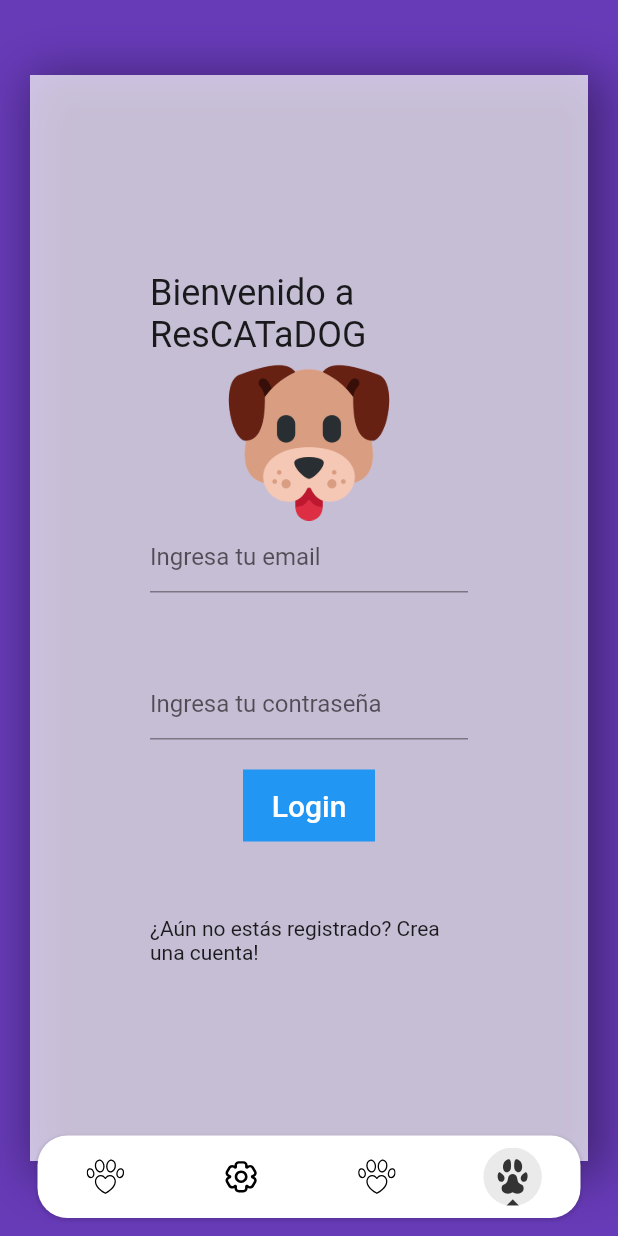
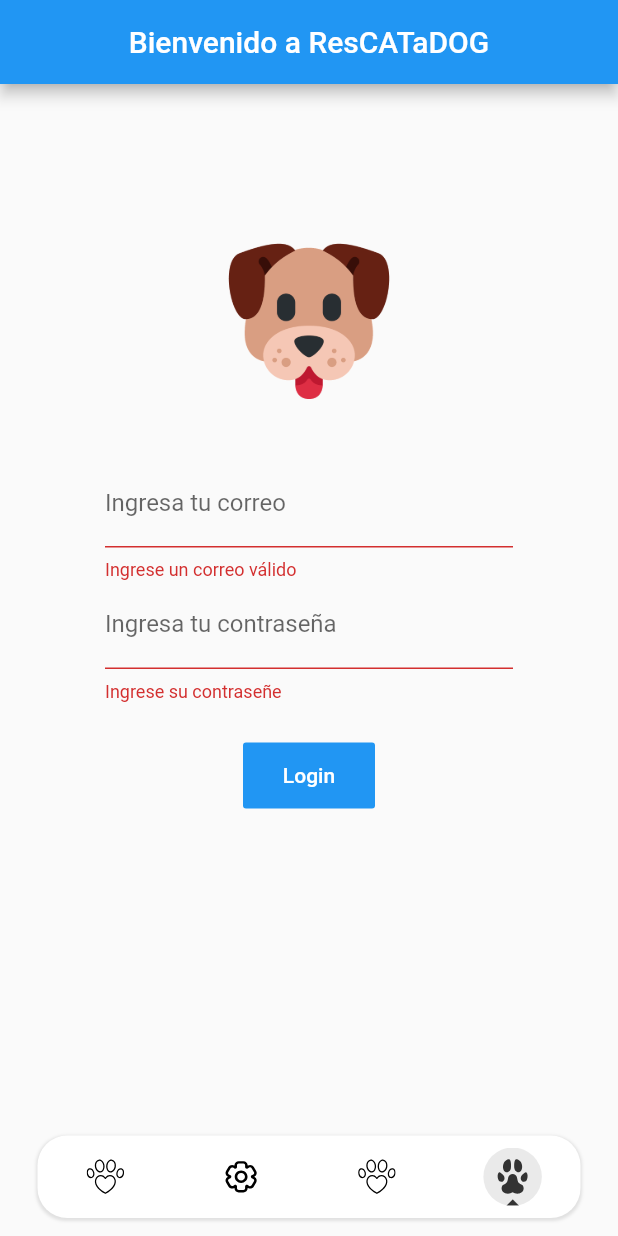
Before and after one commit to warevil/rescatadog, a Flutter app: the screen it shows after launch, item 4 of the bottom bar chosen, after a tap on "Login", on a phone screen of 412 x 824 dp. Run offline on Flutter 3.47's test engine with Material 2 defaults, Android fonts, the phone set to English and light mode, and no system bars; our stand-ins replace flutter_svg.

Commit message:
Login validado

```diff
--- a/lib/app/page.dart
+++ b/lib/app/page.dart
@@ -1,5 +1,4 @@
 import 'package:flutter/material.dart';
-import 'package:rescatadog/login/widgets/login.dart';
 
 import '../chat/page.dart';
 import '../login/page.dart';
@@ -42,7 +41,7 @@ class _RootAppState extends State<RootApp> with TickerProviderStateMixin {
     {
       'icon': 'assets/icons/pet-border.svg',
       'active_icon': 'assets/icons/pet.svg',
-      'page': Login(),
+      'page': LoginApp(),
       'title': ' '
     },
   ];
--- a/lib/login/page.dart
+++ b/lib/login/page.dart
@@ -1,10 +1,110 @@
 import 'package:flutter/material.dart';
-import './widgets/login.dart';
+
+void main() {
+  runApp(LoginApp());
+}
 
 class LoginApp extends StatelessWidget {
   @override
   Widget build(BuildContext context) {
-    final titulo = 'Formulario de Validacion de Campos !!';
-    return Center(child: Text('Hello'));
+    final titulo = 'Bienvenido a ResCATaDOG';
+    return MaterialApp(
+      home: Scaffold(
+        appBar: (AppBar(
+          title: Text(titulo),
+          centerTitle: true,
+        )),
+        body: MyHomeLoginApp(),
+      ),
+    );
   }
 }
+
+class MyHomeLoginApp extends StatefulWidget {
+  @override
+  State<MyHomeLoginApp> createState() => _LoginState();
+}
+
+class _LoginState extends State<MyHomeLoginApp> {
+  static final RegExp _emailRegExp = RegExp(
+      r"^[a-zA-Z0-9.a-zA-Z0-9.!#$%&'*+-/=?^_`{|}~]+@[a-zA-Z0-9\-\_]+(\.[a-zA-Z]+)*$");
+
+  bool _isEmail(String str) {
+    return _emailRegExp.hasMatch(str.toLowerCase());
+  }
+
+  final _formkey = GlobalKey<FormState>();
+
+  @override
+  Widget build(BuildContext context) {
+    return Scaffold(
+        body: Container(
+            margin: EdgeInsets.only(top: 50, left: 20, right: 20, bottom: 50),
+            padding: EdgeInsets.only(top: 50, left: 50, right: 50, bottom: 50),
+            child: Center(
+              child: Column(
+                children: [
+                  Image.asset('assets/img/dog.png', height: 110),
+                  Form(
+                    key: _formkey,
+                    child: Column(children: <Widget>[
+                      SizedBox(height: 40),
+                      emailText(),
+                      passwordText(),
+                      Container(
+                        margin: EdgeInsets.only(top: 25),
+                        child: loginButton(),
+                      )
+                    ]),
+                  )
+                ],
+              ),
+            )));
+  }
+
+  Widget emailText() {
+    return TextFormField(
+      decoration: InputDecoration(labelText: "Ingresa tu correo"),
+      validator: (value) {
+        if (!_isEmail(value.toString())) {
+          return 'Ingrese un correo válido';
+        }
+      },
+    );
+  }
+
+  Widget passwordText() {
+    return TextFormField(
+      obscureText: true,
+      decoration: InputDecoration(labelText: "Ingresa tu contraseña"),
+      validator: (value) {
+        if (value!.isEmpty) {
+          return 'Ingrese su contraseñe';
+        }
+      },
+    );
+  }
+
+  Widget loginButton() {
+    final ButtonStyle flatButtonStyle = TextButton.styleFrom(
+      primary: Colors.white,
+      minimumSize: Size(88, 44),
+      padding: EdgeInsets.symmetric(horizontal: 16.0),
+      shape: const RoundedRectangleBorder(
+        borderRadius: BorderRadius.all(Radius.circular(2.0)),
+      ),
+      backgroundColor: Colors.blue,
+    );
+
+    return TextButton(
+      style: flatButtonStyle,
+      onPressed: () {
+        if (_formkey.currentState!.validate()) {
+          Scaffold.of(context)
+              .showSnackBar(SnackBar(content: Text('Accesando al Sistema')));
+        }
+      },
+      child: Text('Login'),
+    );
+  }
+}
--- a/lib/login/widgets/login.dart
+++ /dev/null
@@ -1,79 +0,0 @@
-import 'package:flutter/material.dart';
-
-class Login extends StatefulWidget {
-  _LoginState createState() => _LoginState();
-}
-
-class _LoginState extends State<Login> {
-  TextEditingController email = new TextEditingController();
-  TextEditingController password = new TextEditingController();
-
-  Widget build(BuildContext context) {
-    return Scaffold(
-      backgroundColor: Colors.deepPurple,
-      body: Container(
-          decoration: BoxDecoration(
-            boxShadow: [
-              BoxShadow(
-                  color: Colors.black38,
-                  blurRadius: 25.0,
-                  spreadRadius: 5.0,
-                  offset: Offset(5.0, 5.0)),
-            ],
-            color: Colors.white70,
-          ),
-          margin: EdgeInsets.only(top: 50, left: 20, right: 20, bottom: 50),
-          padding: EdgeInsets.only(top: 50, left: 80, right: 80, bottom: 50),
-          child: Center(
-              child: Column(
-                  mainAxisAlignment: MainAxisAlignment.center,
-                  children: [
-                Text(
-                  'Bienvenido a ResCATaDOG',
-                  style: TextStyle(fontSize: 24),
-                ),
-                Image.asset('assets/img/dog.png', height: 110),
-                CampoText1(),
-                SizedBox(
-                  height: 50,
-                ),
-                CampoText2(),
-                Container(
-                  margin: EdgeInsets.only(top: 20),
-                  decoration: BoxDecoration(color: Colors.blue),
-                  // borderRadius: BorderRadius.circular(10),
-                  child: Boton(),
-                ),
-                SizedBox(
-                  height: 50,
-                ),
-                Text("¿Aún no estás registrado? Crea una cuenta!")
-              ]))),
-    );
-  }
-
-  Widget CampoText1() {
-    return TextField(
-      controller: email,
-      decoration: InputDecoration(hintText: "Ingresa tu email"),
-    );
-  }
-
-  Widget CampoText2() {
-    return TextField(
-      controller: password,
-      obscureText: true,
-      decoration: InputDecoration(hintText: "Ingresa tu contraseña"),
-    );
-  }
-
-  Widget Boton() {
-    return FlatButton(
-      child: Text(
-        'Login',
-        style: TextStyle(color: Colors.white, fontSize: 20),
-      ),
-      onPressed: () {},
-    );
-  }
-}
```
